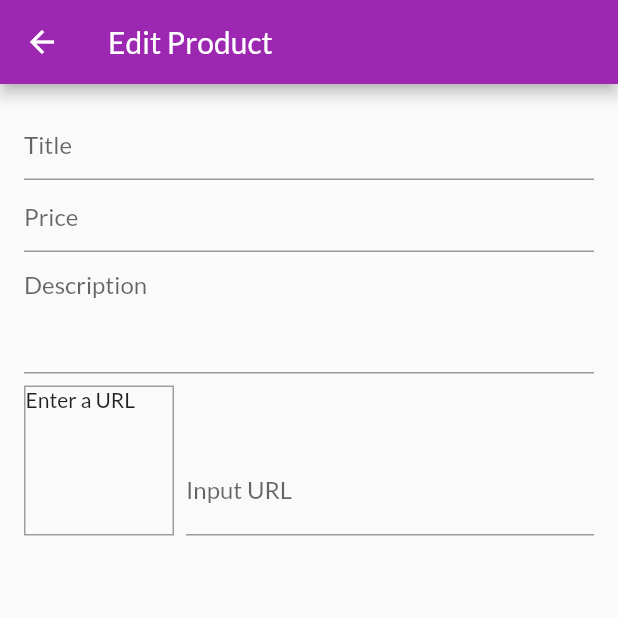
After one commit to De-pitcher/my_shop, a Flutter app: the EditProductScreen screen opened by its route, on a phone screen of 412 x 824 dp, the top half of it. The commit adds this screen. Run offline on Flutter 3.47's test engine with Material 2 defaults, Android fonts, the phone set to English and light mode, and no system bars; network calls fail.

Commit message:
ADD: /edit_product_screen.dart

```diff
--- a/lib/main.dart
+++ b/lib/main.dart
@@ -6,6 +6,7 @@ import './screens/product_detail_screen.dart';
 import './screens/cart_screen.dart';
 import './screens/orders_screen.dart';
 import './screens/user_product_screen.dart';
+import './screens/edit_product_screen.dart';
 import './providers/orders.dart';
 import './providers/products.dart';
 import './providers/cart.dart';
@@ -44,6 +45,7 @@ class MyApp extends StatelessWidget {
           CartScreen.routeName: (_) => const CartScreen(),
           OrdersScreen.routeName: (_) => const OrdersScreen(),
           UserProductScreen.routeName: (_) => const UserProductScreen(),
+          EditProductScreen.routeName: (_) => const EditProductScreen(),
         },
       ),
     );
--- /dev/null
+++ b/lib/screens/edit_product_screen.dart
@@ -0,0 +1,111 @@
+import 'package:flutter/material.dart';
+
+class EditProductScreen extends StatefulWidget {
+  static const routeName = '/edit-product';
+
+  const EditProductScreen({super.key});
+
+  @override
+  State<EditProductScreen> createState() => _EditProductScreenState();
+}
+
+class _EditProductScreenState extends State<EditProductScreen> {
+  final _priceFocusNode = FocusNode();
+  final _descriptionFocusNode = FocusNode();
+  final _imageUrlController = TextEditingController();
+  final _imageUrlFocusNode = FocusNode();
+
+  @override
+  void initState() {
+    //! The _imageUrlFocusNode was added to update the imageUrl preview when the
+    //! on the TextFormField has been lost
+    _imageUrlFocusNode.addListener(_updateImageUrl);
+    super.initState();
+  }
+
+  @override
+  void dispose() {
+    //! The _imageUrlFocusNode is disposed first to avoid memory leaks
+    _imageUrlFocusNode.removeListener(_updateImageUrl);
+    _priceFocusNode.dispose();
+    _descriptionFocusNode.dispose();
+    _imageUrlController.dispose();
+    super.dispose();
+  }
+
+  void _updateImageUrl() {
+    if (!_imageUrlFocusNode.hasFocus) {
+      setState(() {});
+    }
+  }
+
+  @override
+  Widget build(BuildContext context) {
+    return Scaffold(
+      appBar: AppBar(
+        title: const Text('Edit Product'),
+      ),
+      body: Padding(
+        padding: const EdgeInsets.all(16.0),
+        child: Form(
+          child: ListView(
+            children: [
+              TextFormField(
+                decoration: const InputDecoration(hintText: 'Title'),
+                textInputAction: TextInputAction.next,
+                onFieldSubmitted: (_) {
+                  FocusScope.of(context).requestFocus(_priceFocusNode);
+                },
+              ),
+              TextFormField(
+                decoration: const InputDecoration(hintText: 'Price'),
+                textInputAction: TextInputAction.next,
+                keyboardType: TextInputType.number,
+                focusNode: _priceFocusNode,
+                onFieldSubmitted: (_) {
+                  FocusScope.of(context).requestFocus(_descriptionFocusNode);
+                },
+              ),
+              TextFormField(
+                decoration: const InputDecoration(hintText: 'Description'),
+                maxLines: 3,
+                keyboardType: TextInputType.multiline,
+                focusNode: _descriptionFocusNode,
+              ),
+              Row(
+                crossAxisAlignment: CrossAxisAlignment.end,
+                children: [
+                  Container(
+                    width: 100,
+                    height: 100,
+                    margin: const EdgeInsets.only(top: 8, right: 8),
+                    decoration: BoxDecoration(
+                      border: Border.all(width: 1, color: Colors.grey),
+                    ),
+                    child: _imageUrlController.text.isEmpty
+                        ? const Text('Enter a URL')
+                        : FittedBox(
+                            child: Image.network(
+                              _imageUrlController.text,
+                              fit: BoxFit.cover,
+                            ),
+                          ),
+                  ),
+                  Expanded(
+                    child: TextFormField(
+                      controller: _imageUrlController,
+                      decoration: const InputDecoration(labelText: 'Input URL'),
+                      keyboardType: TextInputType.url,
+                      textInputAction: TextInputAction.done,
+                      focusNode: _imageUrlFocusNode,
+                    ),
+                  ),
+                ],
+              )
+            ],
+          ),
+        ),
+      ),
+    );
+  }
+}
--- a/lib/screens/user_product_screen.dart
+++ b/lib/screens/user_product_screen.dart
@@ -2,6 +2,7 @@ import 'package:flutter/material.dart';
 import 'package:provider/provider.dart';
 
 import '../providers/products.dart';
+import '../screens/edit_product_screen.dart';
 import '../widgets/user_product_item.dart';
 import '../widgets/app_drawer.dart';
 
@@ -18,7 +19,9 @@ class UserProductScreen extends StatelessWidget {
         title: const Text('Your Products'),
         actions: [
           IconButton(
-            onPressed: () {},
+            onPressed: () {
+              Navigator.of(context).pushNamed(EditProductScreen.routeName);
+            },
             icon: const Icon(Icons.add),
           ),
         ],
```
